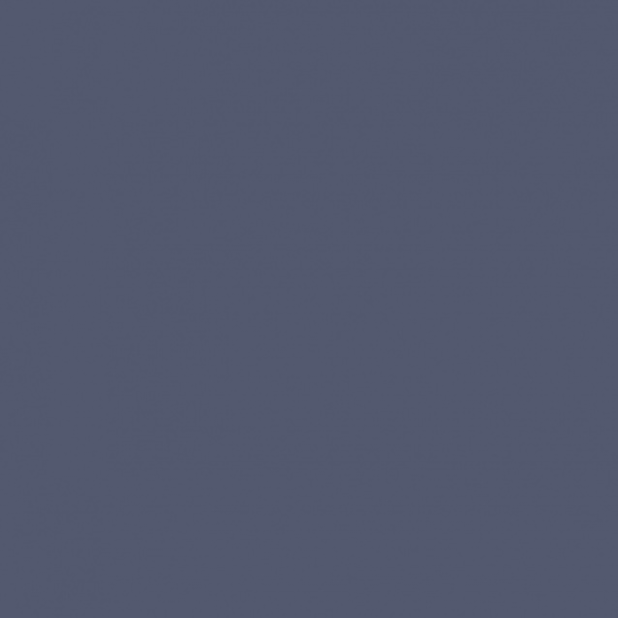
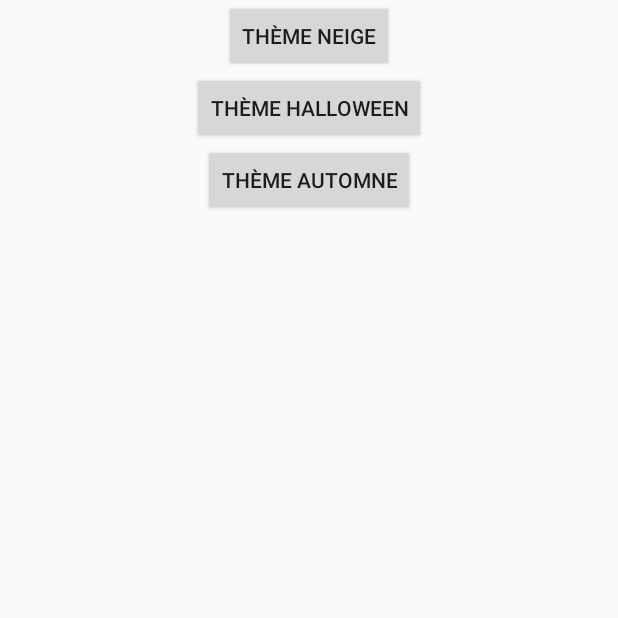
Before and after one commit to Baobax/Xsnow_Android, an Android app: the screen it shows after launch (MainActivity), on a phone screen of 412 x 824 dp, the top half of it. Before the commit the part shown is empty. Run offline under Robolectric (Android 15) with nearby library versions, the phone set to English and light mode, and no system bars; libraries missing offline, so code that uses them is left out: android.net.sip.

Commit message:
boutons pour choisir le thème

```diff
--- a/app/src/main/AndroidManifest.xml
+++ b/app/src/main/AndroidManifest.xml
@@ -16,6 +16,10 @@
                 <category android:name="android.intent.category.LAUNCHER" />
             </intent-filter>
         </activity>
+
+        <activity android:name=".SnowActivity">
+
+        </activity>
     </application>
 
 </manifest>
--- a/app/src/main/java/com/example/baptiste/xsnow_android/MainActivity.java
+++ b/app/src/main/java/com/example/baptiste/xsnow_android/MainActivity.java
@@ -1,34 +1,65 @@
 package com.example.baptiste.xsnow_android;
 
 import android.app.Activity;
+import android.content.Intent;
 import android.graphics.PixelFormat;
+import android.net.sip.SipAudioCall;
 import android.os.Bundle;
 import android.util.DisplayMetrics;
 import android.view.SurfaceView;
+import android.view.View;
+import android.widget.Button;
 import android.widget.ImageView;
 import android.widget.RelativeLayout;
 
-public class MainActivity extends Activity {
+public class MainActivity extends Activity implements View.OnClickListener {
 
     @Override
     protected void onCreate(Bundle savedInstanceState) {
         super.onCreate(savedInstanceState);
-        int drawable1 = R.drawable.flocon1;
-        int drawable2 = R.drawable.flocon2;
+        setContentView(R.layout.activity_main);
 
-        CustomView surfaceView = new CustomView(this, drawable1, drawable2);
-        surfaceView.setZOrderOnTop(true);
-        surfaceView.getHolder().setFormat(PixelFormat.TRANSPARENT);
-        // Setup your ImageView
-        ImageView bgImagePanel = new ImageView(this);
-        bgImagePanel.setBackgroundResource(R.drawable.fond_test); // use any Bitmap or BitmapDrawable you want
-        // Use a RelativeLayout to overlap both SurfaceView and ImageView
-        RelativeLayout.LayoutParams matchParentLayout = new RelativeLayout.LayoutParams(RelativeLayout.LayoutParams.MATCH_PARENT, RelativeLayout.LayoutParams.MATCH_PARENT);
-        RelativeLayout rootPanel = new RelativeLayout(this);
-        rootPanel.setLayoutParams(matchParentLayout);
-        rootPanel.addView(surfaceView, matchParentLayout);
-        rootPanel.addView(bgImagePanel, matchParentLayout);
+        Button themeNeige = findViewById(R.id.btnNeige);
+        Button themeHalloween = findViewById(R.id.btnHalloween);
+        Button themeAutomne = findViewById(R.id.btnAutomne);
+        themeNeige.setOnClickListener(this);
+        themeHalloween.setOnClickListener(this);
+        themeAutomne.setOnClickListener(this);
+    }
 
-        setContentView(rootPanel);
+    @Override
+    public void onClick(View v) {
+        Intent intent = new Intent(this, SnowActivity.class);
+        int fond, image1, image2;
+
+        switch (v.getId()) {
+            case R.id.btnNeige:
+                fond = R.drawable.fond_test;
+                image1 = R.drawable.flocon1;
+                image2 = R.drawable.flocon2;
+                intent.putExtra("fond", fond);
+                intent.putExtra("image1", image1);
+                intent.putExtra("image2", image2);
+                startActivity(intent);
+                break;
+            case R.id.btnHalloween:
+                fond = R.drawable.fond_test;
+                image1 = R.drawable.citrouille;
+                image2 = R.drawable.fantome;
+                intent.putExtra("fond", fond);
+                intent.putExtra("image1", image1);
+                intent.putExtra("image2", image2);
+                startActivity(intent);
+                break;
+            case R.id.btnAutomne:
+                fond = R.drawable.fond_test;
+                image1 = R.drawable.feuille1;
+                image2 = R.drawable.feuille2;
+                intent.putExtra("fond", fond);
+                intent.putExtra("image1", image1);
+                intent.putExtra("image2", image2);
+                startActivity(intent);
+                break;
+        }
     }
 }
--- a/app/src/main/res/layout/activity_main.xml
+++ b/app/src/main/res/layout/activity_main.xml
@@ -1,18 +1,30 @@
 <?xml version="1.0" encoding="utf-8"?>
-<android.support.constraint.ConstraintLayout xmlns:android="http://schemas.android.com/apk/res/android"
-    xmlns:app="http://schemas.android.com/apk/res-auto"
+<LinearLayout xmlns:android="http://schemas.android.com/apk/res/android"
     xmlns:tools="http://schemas.android.com/tools"
     android:layout_width="match_parent"
     android:layout_height="match_parent"
+    android:orientation="vertical"
     tools:context="com.example.baptiste.xsnow_android.MainActivity">
 
-    <TextView
+    <Button
+        android:id="@+id/btnNeige"
         android:layout_width="wrap_content"
         android:layout_height="wrap_content"
-        android:text="Hello World!"
-        app:layout_constraintBottom_toBottomOf="parent"
-        app:layout_constraintLeft_toLeftOf="parent"
-        app:layout_constraintRight_toRightOf="parent"
-        app:layout_constraintTop_toTopOf="parent" />
+        android:text="@string/theme_neige"
+        android:layout_gravity="center" />
 
-</android.support.constraint.ConstraintLayout>
+    <Button
+        android:id="@+id/btnHalloween"
+        android:layout_width="wrap_content"
+        android:layout_height="wrap_content"
+        android:text="@string/theme_halloween"
+        android:layout_gravity="center" />
+
+    <Button
+        android:id="@+id/btnAutomne"
+        android:layout_width="wrap_content"
+        android:layout_height="wrap_content"
+        android:text="@string/theme_automne"
+        android:layout_gravity="center" />
+
+</LinearLayout>
--- a/app/src/main/res/values/strings.xml
+++ b/app/src/main/res/values/strings.xml
@@ -1,3 +1,7 @@
 <resources>
     <string name="app_name">Xsnow_Android</string>
+
+    <string name="theme_neige">Thème neige</string>
+    <string name="theme_halloween">Thème halloween</string>
+    <string name="theme_automne">Thème automne</string>
 </resources>
```
Also changed, not shown: app/src/main/java/com/example/baptiste/xsnow_android/SnowActivity.java (added, +40 -0 lines).
